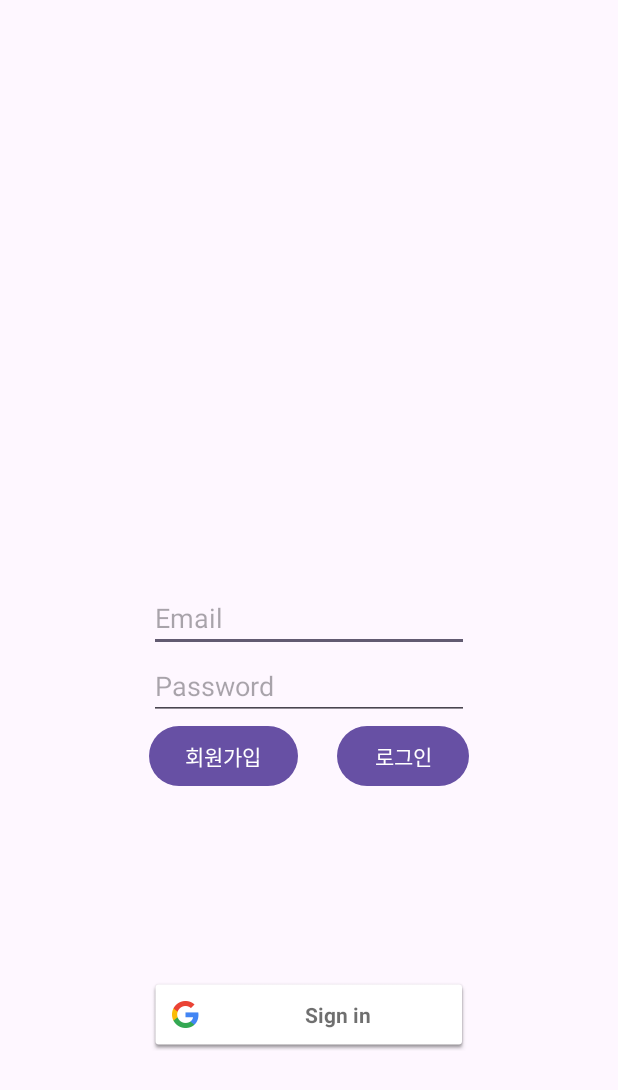
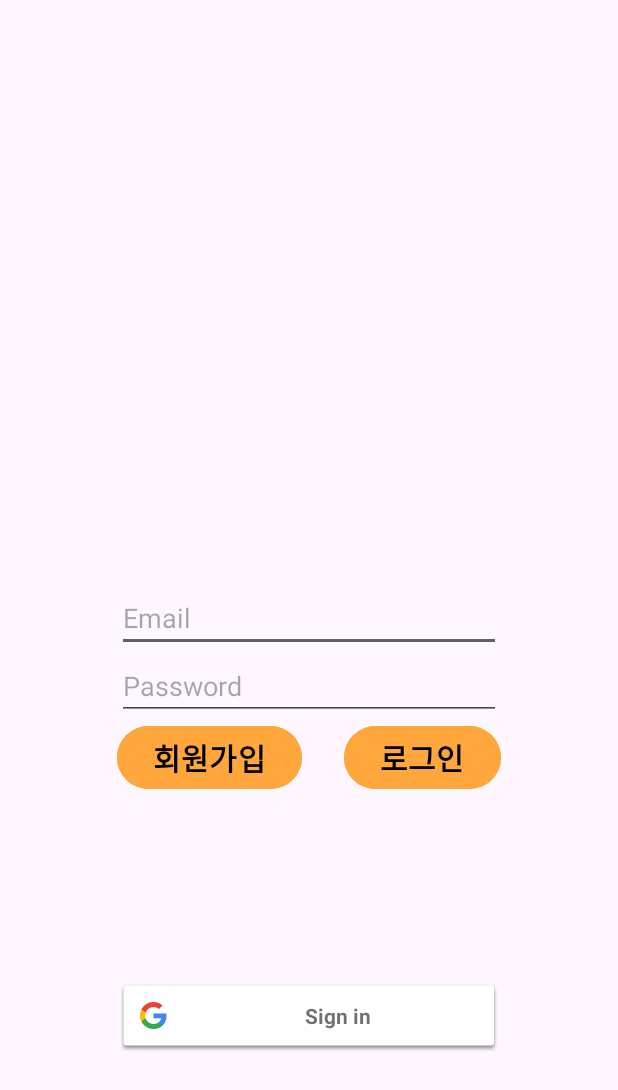
Before and after one commit to CSID-DGU/2023-2-SCS4031-01-introverted_elephant, an Android app: the screen it shows after launch (LoginActivity), on a phone screen of 412 x 824 dp. Shown: the top 1090 px of the screen. Run offline under Robolectric (Android 15) with nearby library versions, the phone set to English and light mode, and no system bars; our stand-ins replace Firebase (no records; nobody signed in at launch, a user with empty details on screens opened directly); libraries missing offline, so code that uses them is left out: com.firebase.ui.

Commit message:
Edit 로그인 화면

```diff
--- a/2023-2-SCS4031-01-introverted_elephant-lyb/app/src/main/res/layout/activity_login.xml
+++ b/2023-2-SCS4031-01-introverted_elephant-lyb/app/src/main/res/layout/activity_login.xml
@@ -10,7 +10,7 @@
         android:id="@+id/emailEditText"
         android:layout_width="wrap_content"
         android:layout_height="wrap_content"
-        android:ems="10"
+        android:ems="12"
         android:hint="Email"
         android:inputType="textEmailAddress"
         app:layout_constraintBottom_toBottomOf="parent"
@@ -22,7 +22,7 @@
         android:id="@+id/passwordEditText"
         android:layout_width="wrap_content"
         android:layout_height="wrap_content"
-        android:ems="10"
+        android:ems="12"
         android:hint="Password"
         android:inputType="textPassword"
         app:layout_constraintEnd_toEndOf="@+id/emailEditText"
@@ -34,6 +34,10 @@
         android:layout_width="wrap_content"
         android:layout_height="wrap_content"
         android:text="회원가입"
+        android:textColor="@color/black"
+        android:textSize="20dp"
+        android:textStyle="bold"
+        android:backgroundTint="@color/orange"
         app:layout_constraintStart_toStartOf="@+id/passwordEditText"
         app:layout_constraintTop_toBottomOf="@+id/passwordEditText" />
 
@@ -42,6 +46,10 @@
         android:layout_width="wrap_content"
         android:layout_height="wrap_content"
         android:text="로그인"
+        android:textStyle="bold"
+        android:textSize="20dp"
+        android:textColor="@color/black"
+        android:backgroundTint="@color/orange"
         app:layout_constraintEnd_toEndOf="@+id/passwordEditText"
         app:layout_constraintTop_toBottomOf="@+id/passwordEditText" />
 
```
